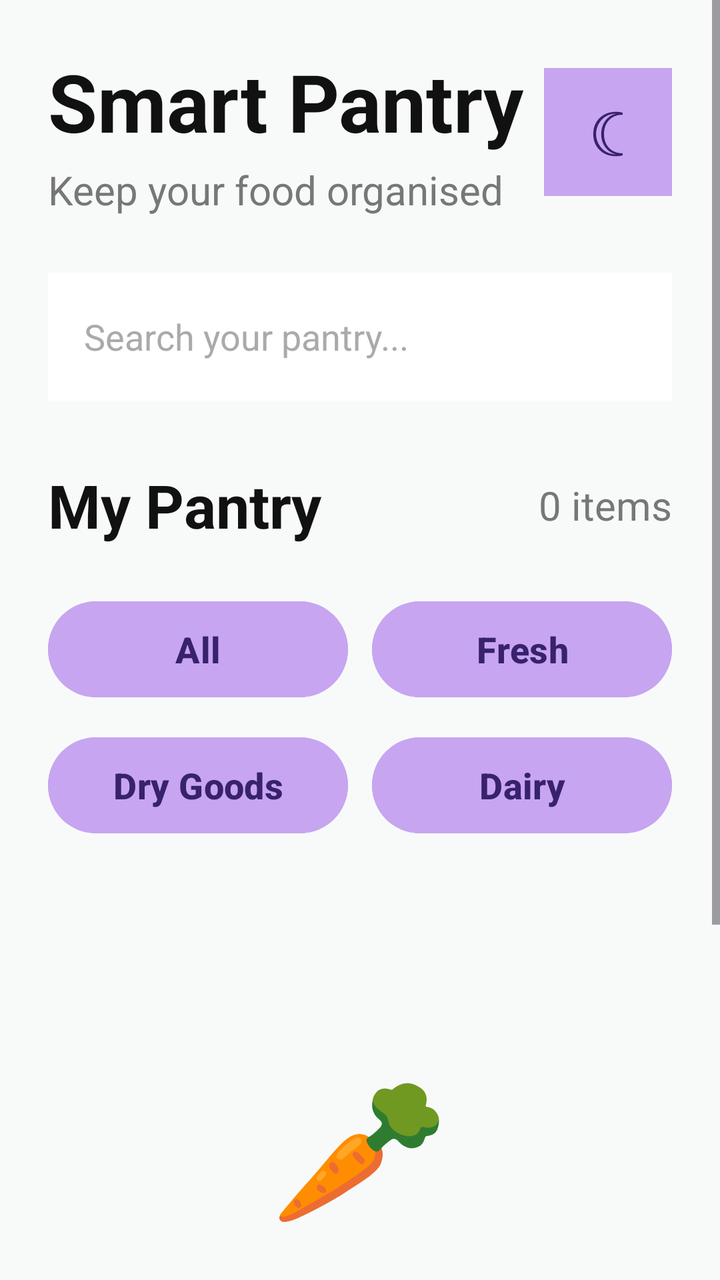
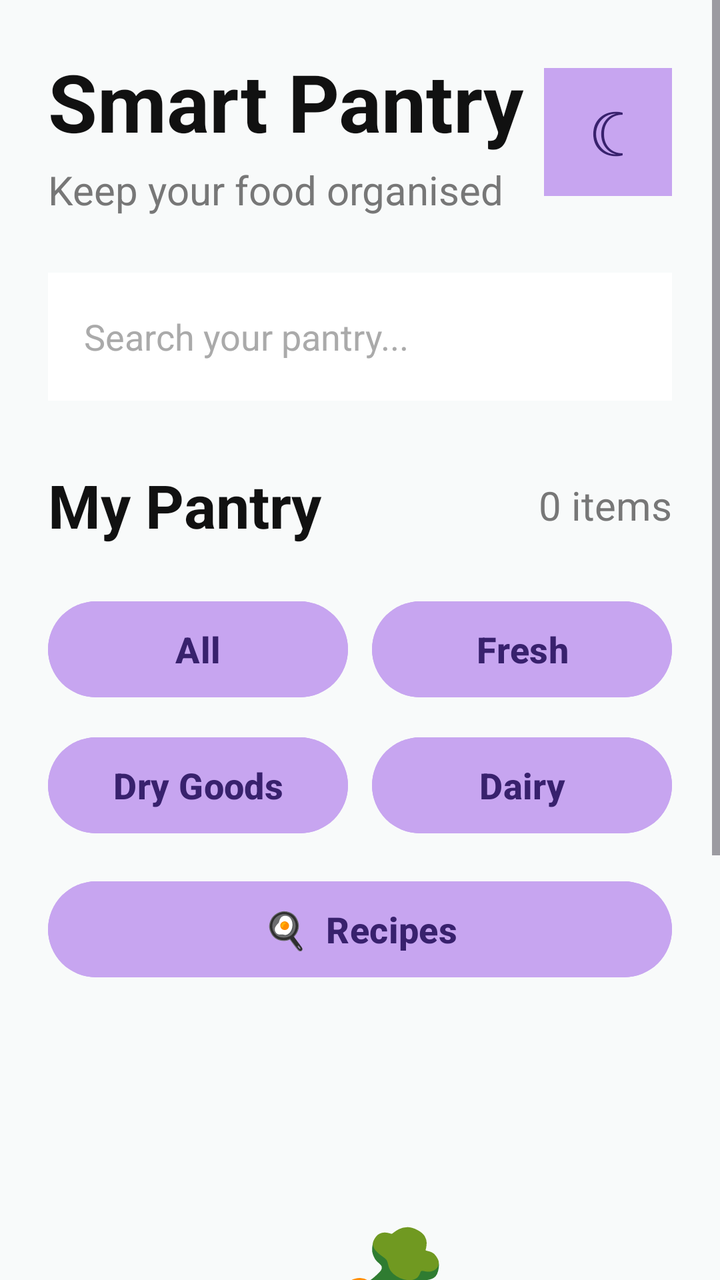

Before-and-after screenshots of an Android layout around one commit, followed by the original layout XML and the change that was made.
<!-- AndroidManifest.xml: application theme Theme.SmartPantryManager -->
<!-- res/layout/activity_main.xml -->
<?xml version="1.0" encoding="utf-8"?>
<ScrollView
    xmlns:android="http://schemas.android.com/apk/res/android"
    android:layout_width="match_parent"
    android:layout_height="match_parent"
    android:fillViewport="true"
    android:background="#F8FAFA">

    <LinearLayout
        android:layout_width="match_parent"
        android:layout_height="wrap_content"
        android:orientation="vertical"
        android:padding="24dp">

        
        <LinearLayout
            android:layout_width="match_parent"
            android:layout_height="wrap_content"
            android:orientation="horizontal"
            android:gravity="center_vertical">

            <LinearLayout
                android:layout_width="0dp"
                android:layout_height="wrap_content"
                android:layout_weight="1"
                android:orientation="vertical">

                <TextView
                    android:layout_width="wrap_content"
                    android:layout_height="wrap_content"
                    android:text="Smart Pantry"
                    android:textColor="#111111"
                    android:textSize="40sp"
                    android:textStyle="bold" />

                <TextView
                    android:layout_width="wrap_content"
                    android:layout_height="wrap_content"
                    android:layout_marginTop="4dp"
                    android:text="Keep your food organised"
                    android:textColor="#777777"
                    android:textSize="20sp" />

            </LinearLayout>

            
            <TextView
                android:id="@+id/btnTheme"
                android:layout_width="64dp"
                android:layout_height="64dp"
                android:gravity="center"
                android:background="#C7A5F0"
                android:text="☾"
                android:textColor="#38216D"
                android:textSize="32sp"
                android:clickable="true"
                android:focusable="true" />

        </LinearLayout>

        
        <EditText
            android:id="@+id/searchPantry"
            android:layout_width="match_parent"
            android:layout_height="64dp"
            android:layout_marginTop="28dp"
            android:background="#FFFFFF"
            android:hint="Search your pantry..."
            android:padding="18dp"
            android:textColor="#222222"
            android:textColorHint="#AAAAAA"
            android:textSize="18sp"
            android:singleLine="true" />

        
        <LinearLayout
            android:layout_width="match_parent"
            android:layout_height="wrap_content"
            android:layout_marginTop="32dp"
            android:gravity="center_vertical"
            android:orientation="horizontal">

            <TextView
                android:layout_width="0dp"
                android:layout_height="wrap_content"
                android:layout_weight="1"
                android:text="My Pantry"
                android:textColor="#111111"
                android:textSize="30sp"
                android:textStyle="bold" />

            <TextView
                android:id="@+id/txtItemCount"
                android:layout_width="wrap_content"
                android:layout_height="wrap_content"
                android:text="0 items"
                android:textColor="#777777"
                android:textSize="20sp" />

        </LinearLayout>

        
        <LinearLayout
            android:layout_width="match_parent"
            android:layout_height="wrap_content"
            android:layout_marginTop="24dp"
            android:orientation="horizontal">

            
            <Button
                android:id="@+id/btnAll"
                android:layout_width="0dp"
                android:layout_height="56dp"
                android:layout_weight="1"
                android:backgroundTint="#C7A5F0"
                android:text="All"
                android:textColor="#38216D"
                android:textSize="18sp"
                android:textStyle="bold" />

            <Space
                android:layout_width="12dp"
                android:layout_height="1dp" />

            
            <Button
                android:id="@+id/btnFresh"
                android:layout_width="0dp"
                android:layout_height="56dp"
                android:layout_weight="1"
                android:backgroundTint="#C7A5F0"
                android:text="Fresh"
                android:textColor="#38216D"
                android:textSize="18sp"
                android:textStyle="bold" />

        </LinearLayout>

        
        <LinearLayout
            android:layout_width="match_parent"
            android:layout_height="wrap_content"
            android:layout_marginTop="12dp"
            android:orientation="horizontal">

            
            <Button
                android:id="@+id/btnDryGoods"
                android:layout_width="0dp"
                android:layout_height="56dp"
                android:layout_weight="1"
                android:backgroundTint="#C7A5F0"
                android:text="Dry Goods"
                android:textColor="#38216D"
                android:textSize="18sp"
                android:textStyle="bold" />

            <Space
                android:layout_width="12dp"
                android:layout_height="1dp" />

            
            <Button
                android:id="@+id/btnDairy"
                android:layout_width="0dp"
                android:layout_height="56dp"
                android:layout_weight="1"
                android:backgroundTint="#C7A5F0"
                android:text="Dairy"
                android:textColor="#38216D"
                android:textSize="18sp"
                android:textStyle="bold" />

        </LinearLayout>

        
        <LinearLayout
            android:id="@+id/ingredientContainer"
            android:layout_width="match_parent"
            android:layout_height="wrap_content"
            android:layout_marginTop="24dp"
            android:orientation="vertical" />

        
        <LinearLayout
            android:id="@+id/emptyState"
            android:layout_width="match_parent"
            android:layout_height="wrap_content"
            android:layout_marginTop="80dp"
            android:gravity="center"
            android:orientation="vertical">

            <TextView
                android:layout_width="wrap_content"
                android:layout_height="wrap_content"
                android:text="🥕"
                android:textSize="72sp" />

            <TextView
                android:id="@+id/txtEmptyTitle"
                android:layout_width="wrap_content"
                android:layout_height="wrap_content"
                android:layout_marginTop="20dp"
                android:text="Your pantry is empty"
                android:textColor="#111111"
                android:textSize="28sp"
                android:textStyle="bold" />

            <TextView
                android:id="@+id/txtEmptyMessage"
                android:layout_width="match_parent"
                android:layout_height="wrap_content"
                android:layout_marginTop="12dp"
                android:gravity="center"
                android:text="Add your first ingredient to start managing your pantry."
                android:textColor="#777777"
                android:textSize="19sp" />

        </LinearLayout>

        
        <Button
            android:id="@+id/btnAddIngredient"
            android:layout_width="match_parent"
            android:layout_height="64dp"
            android:layout_marginTop="40dp"
            android:layout_marginBottom="20dp"
            android:backgroundTint="#C7A5F0"
            android:text="+  Add Ingredient"
            android:textColor="#38216D"
            android:textSize="20sp"
            android:textStyle="bold" />

    </LinearLayout>

</ScrollView>
<!-- resources referenced by this layout -->
<resources>
  <style name="Theme.SmartPantryManager" parent="Base.Theme.SmartPantryManager" />
  <style name="Base.Theme.SmartPantryManager" parent="Theme.Material3.DayNight.NoActionBar">
          
          
      </style>
</resources>

<!-- the commit's change to res/layout/activity_main.xml (unified diff, before → after) -->
@@ -174,6 +174,18 @@
         </LinearLayout>
 
         
+        <Button
+            android:id="@+id/btnRecipes"
+            android:layout_width="match_parent"
+            android:layout_height="56dp"
+            android:layout_marginTop="16dp"
+            android:backgroundTint="#C7A5F0"
+            android:text="🍳  Recipes"
+            android:textColor="#38216D"
+            android:textSize="18sp"
+            android:textStyle="bold" />
+
+        
         <LinearLayout
             android:id="@+id/ingredientContainer"
             android:layout_width="match_parent"
